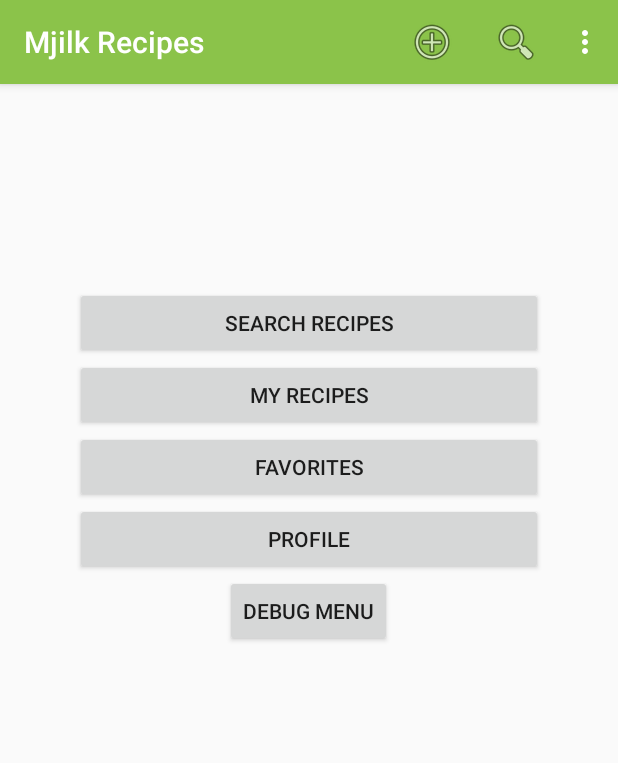
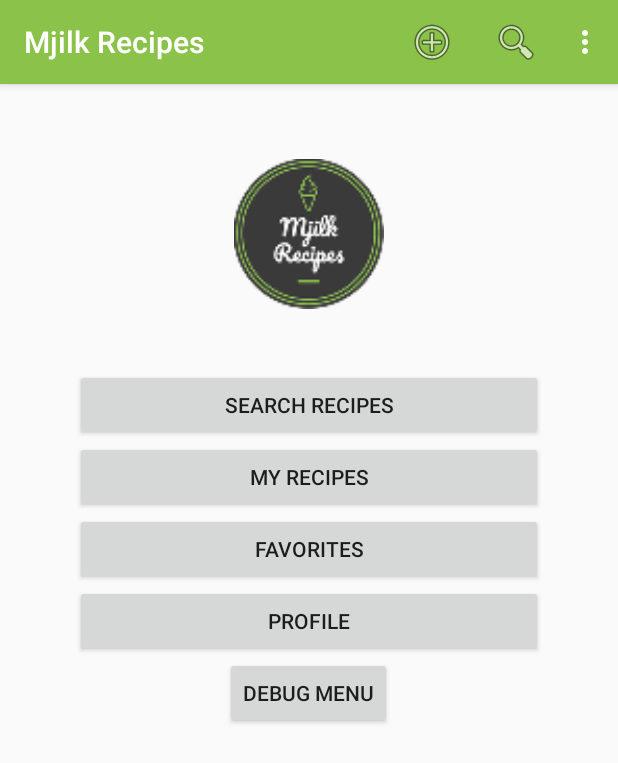
Before and after one commit to ryuhikari/MjilkMjecipes, an Android app: the MainActivity screen opened directly, with no data from a screen before it, on a phone screen of 412 x 824 dp. Shown: the top 763 px of the screen. Run offline under Robolectric (Android 15) with nearby library versions, the phone set to English and light mode, and no system bars.

Commit message:
Add logo to main activity

```diff
--- a/app/src/main/res/layout/activity_main.xml
+++ b/app/src/main/res/layout/activity_main.xml
@@ -16,11 +16,17 @@
         android:gravity="center"
         android:orientation="vertical">
 
+        <ImageView
+            android:layout_width="match_parent"
+            app:srcCompat="@mipmap/ic_launcher"
+            android:id="@+id/imageView"
+            android:layout_height="100dp" />
+
         <Button
             android:text="@string/btn_main_search_recipes"
             android:layout_width="match_parent"
             android:layout_height="wrap_content"
-            android:layout_marginTop="85dp"
+            android:layout_marginTop="40dp"
             android:id="@+id/button_main_search_recipes" />
 
         <Button
```
